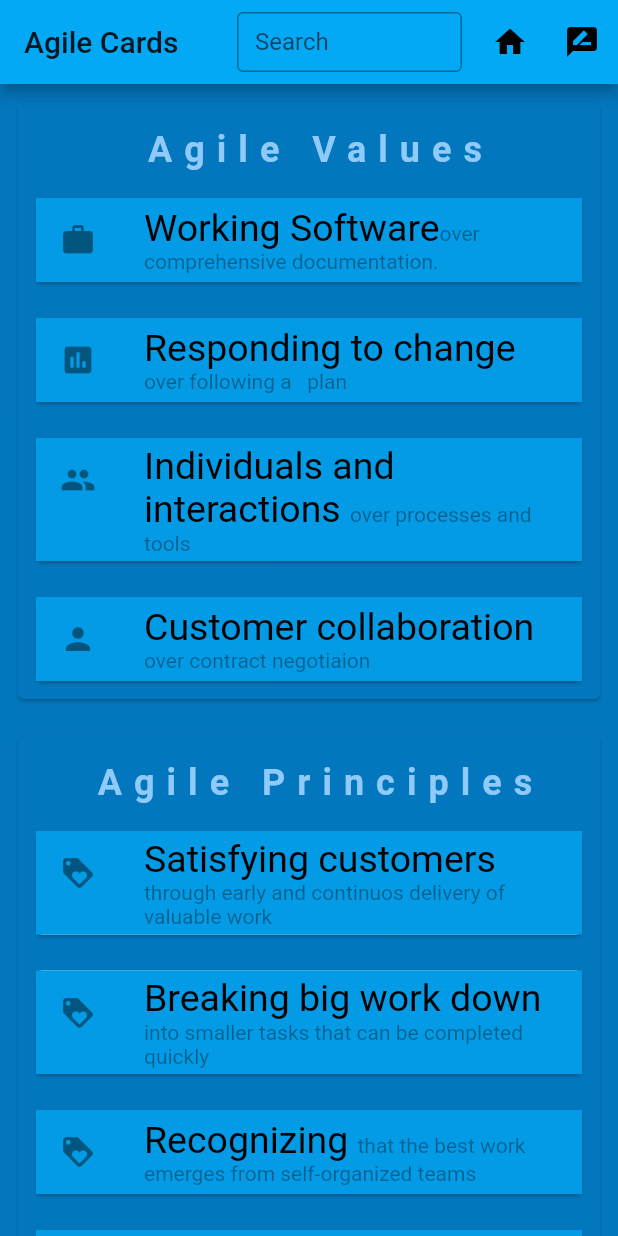
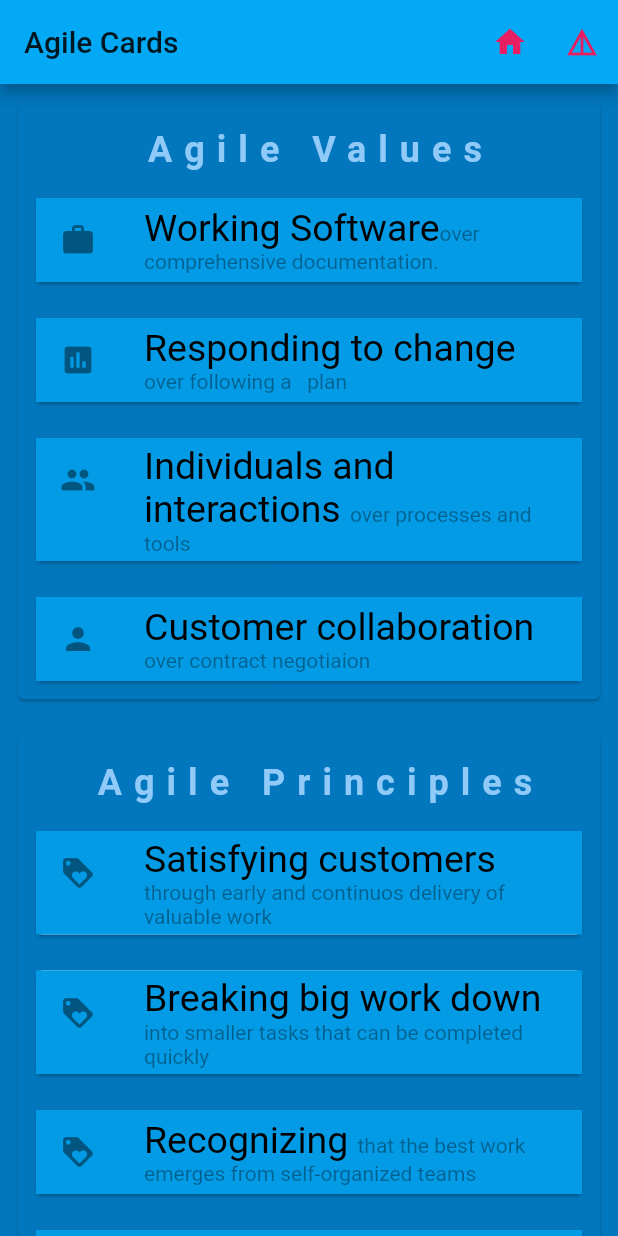
Before and after one commit to ammanath/agileCards, a Flutter app: the screen it shows after launch, on a phone screen of 412 x 824 dp. Run offline on Flutter 3.47's test engine with Material 2 defaults, Android fonts, the phone set to English and light mode, and no system bars; our stand-ins replace animated_text_kit, google_fonts, scrollable_positioned_list.

Commit message:
Removed search

```diff
--- a/lib/agileCard.dart
+++ b/lib/agileCard.dart
@@ -50,11 +50,6 @@ class AgileCard extends StatelessWidget {
         .toList()
           ..removeAt(0);
 
-    // return <InlineSpan>[
-    //               TextSpan(
-    //                   text: dataText1.secondaryText,
-    //                   style: secondaryStyle)
-    //         ];
   }
 }
 
--- a/lib/agileCardsHome.dart
+++ b/lib/agileCardsHome.dart
@@ -11,28 +11,10 @@ class AgileCardsHome extends StatelessWidget {
     return SafeArea(
       child: Scaffold(
         appBar: AppBar(title: Text('Agile Cards'), actions: <Widget>[
-          Padding(
-            padding: const EdgeInsets.all(8.0),
-            child: Container(
-              width: 150,
-              color:Colors.lightBlue,
-              child: TextField(
-                  decoration: InputDecoration(
-                  border: OutlineInputBorder(),
-                  labelText: 'Search',
-                  hintText: 'Search',
 
-                   ),
-                   style:TextStyle(
-                     color: Colors.white,
-                   ),
-                    autofocus: false,
-                   )
-                 ),
-          ),
           IconButton(
             icon: Icon(choices[0].icon),
-            tooltip: choices[0].toolTip,
+            color: choices[0].color,
             onPressed: () {
               Navigator.push(context, MaterialPageRoute(builder: (context)=>WidgetsPage()));
             },
@@ -40,6 +22,7 @@ class AgileCardsHome extends StatelessWidget {
           // action button
           IconButton(
             icon: Icon(choices[1].icon),
+            color: choices[0].color,
             onPressed: () {
               //_select(choices[1]);
             },
@@ -114,15 +97,15 @@ class AgileCardsHome extends StatelessWidget {
 }
 
 class Choice {
-  const Choice({this.title, this.icon, this.toolTip=''});
+  const Choice({this.title, this.icon, this.color=Colors.blue});
 
   final String title;
   final IconData icon;
 
-  final toolTip ;
+  final color ;
 }
 
 const List<Choice> choices = const <Choice>[
-  const Choice(title: 'Home', icon: Icons.home, toolTip: 'Home'),
-  const Choice(title: 'Rate', icon: Icons.rate_review),
+  const Choice(title: 'Home', icon: Icons.home, color: Colors.pink),
+  const Choice(title: 'Rate', icon: Icons.details,color: Colors.pink),
 ];
```
